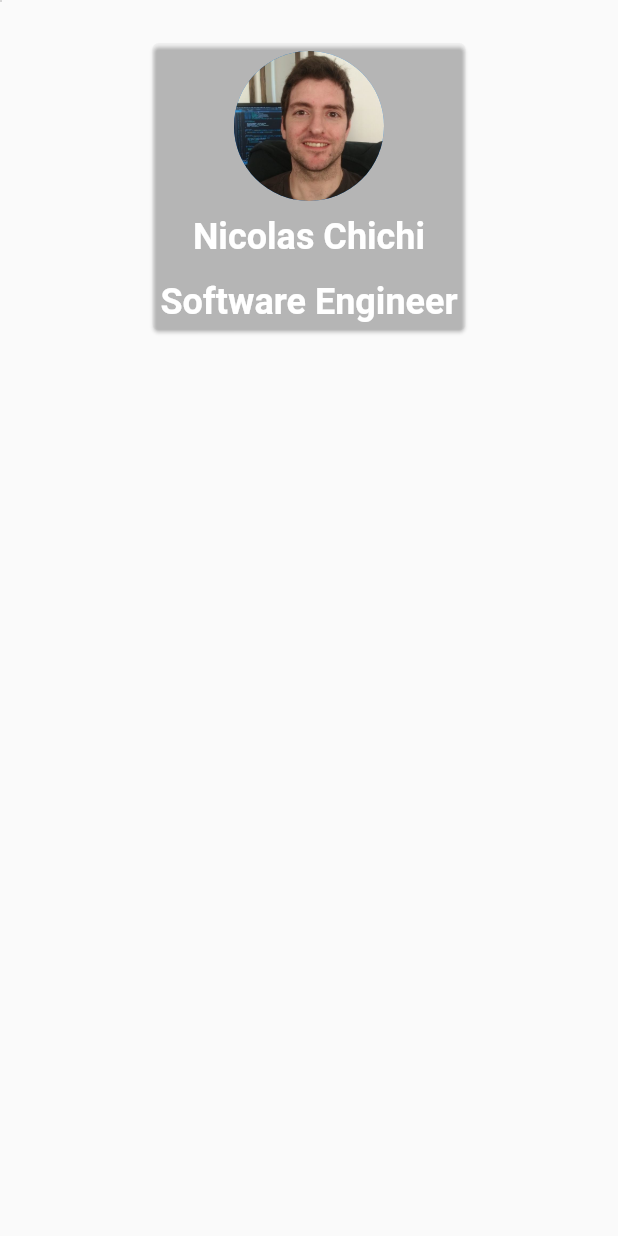
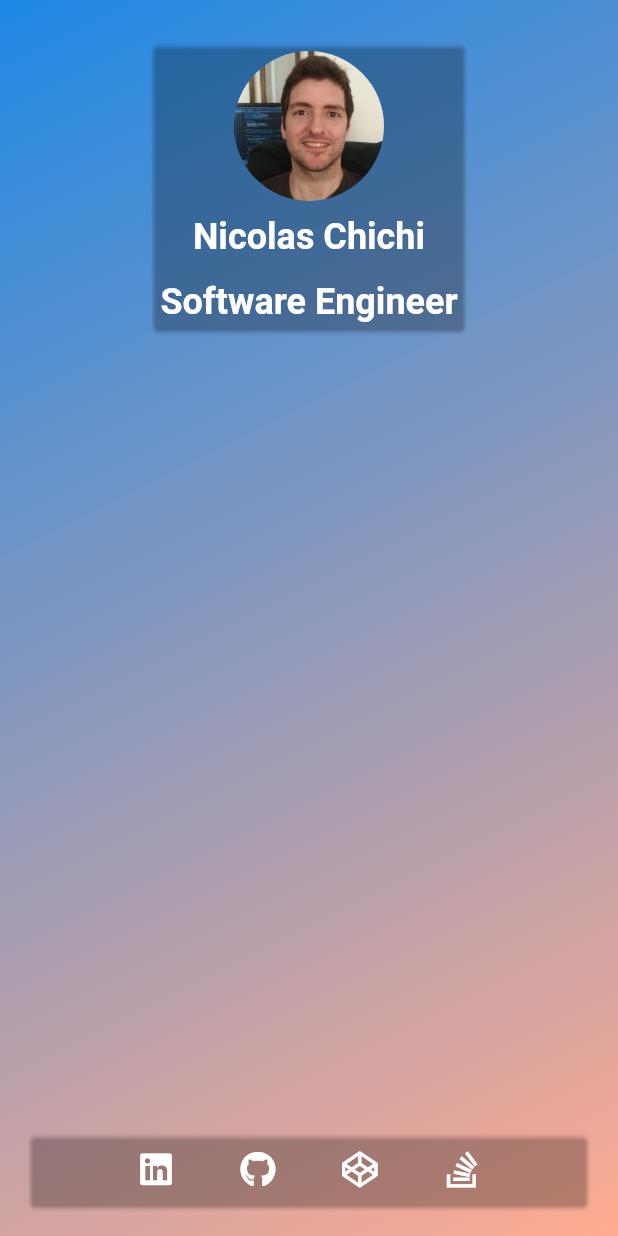
Before and after one commit to nicolake/personal-website, a Flutter app: the screen it shows after launch, on a phone screen of 412 x 824 dp. Run offline on Flutter 3.47's test engine with Material 2 defaults, Android fonts, the light colour scheme and no system bars; our stand-ins replace firebase_core, google_fonts; accounts and stored records are empty; generated files the repository leaves out were written again.

Commit message:
background animation removed. links added.

```diff
--- a/lib/background/background.dart
+++ /dev/null
@@ -1,31 +0,0 @@
-import 'package:simple_animations/simple_animations.dart';
-import 'package:flutter/material.dart';
-
-class Background extends StatelessWidget {
-  const Background({Key? key}) : super(key: key);
-
-  @override
-  Widget build(BuildContext context) {
-    return Container(
-      decoration: BoxDecoration(
-        color: Color(0xff003366),
-        backgroundBlendMode: BlendMode.srcOver,
-      ),
-      child: PlasmaRenderer(
-        type: PlasmaType.infinity,
-        particles: 10,
-        color: Color(0x442d69e6),
-        blur: 0.4,
-        size: 1,
-        speed: 3.38,
-        offset: 0,
-        blendMode: BlendMode.screen,
-        particleType: ParticleType.atlas,
-        variation1: 0.05,
-        variation2: 0.01,
-        variation3: 0.06,
-        rotation: 0,
-      ),
-    );
-  }
-}
--- a/lib/l10n/app_en.arb
+++ b/lib/l10n/app_en.arb
@@ -1,5 +1,9 @@
 {
     "homePageTitle": "Nicolas Chichi - Software Engineer",
     "name": "Nicolas Chichi",
+    "githubTooltip": "Github Profile",
+    "linkedinTooltip": "LinkedIn Profile",
+    "stackoverflowTooltip": "StackOverflow Profile",
+    "codepenTooltip": "CodePen Profile",
     "position": "Software Engineer"
 }
--- a/lib/l10n/app_es.arb
+++ b/lib/l10n/app_es.arb
@@ -1,5 +1,9 @@
 {
     "homePageTitle": "Nicolas Chichi - Ingeniero de Software",
     "name": "Nicolas Chichi",
+    "githubTooltip": "Perfil de Github",
+    "linkedinTooltip": "Perfil de LinkedIn",
+    "stackoverflowTooltip": "Perfil de StackOverflow",
+    "codepenTooltip": "Perfil de CodePen",
     "position": "Ingeniero de Software"
 }
--- a/lib/main.dart
+++ b/lib/main.dart
@@ -2,7 +2,8 @@ import 'package:flutter/material.dart';
 import 'package:firebase_core/firebase_core.dart';
 import 'package:flutter_gen/gen_l10n/app_localizations.dart';
 import 'package:google_fonts/google_fonts.dart';
-import 'package:personal_website/background/background.dart';
+import 'package:personal_website/profile_link_icons_icons.dart';
+import 'package:url_launcher/url_launcher.dart';
 
 void main() {
   WidgetsFlutterBinding.ensureInitialized();
@@ -70,13 +71,30 @@ class MainApp extends StatelessWidget {
 }
 
 class MainSection extends StatelessWidget {
+  final String linkedinUrl =
+      'https://www.linkedin.com/in/nicolas-chichi-18601135/';
+  final String githubUrl = 'https://github.com/nicolake';
+  final String stackoverflowUrl =
+      'https://stackoverflow.com/users/6253192/nico';
+  final String codepenUrl = 'https://codepen.io/nicolake/';
   @override
   Widget build(BuildContext context) {
     var smallSize = MediaQuery.of(context).size.width < 705;
     return Scaffold(
       body: Stack(
         children: [
-          Background(),
+          Container(
+            decoration: BoxDecoration(
+              gradient: LinearGradient(
+                begin: Alignment.topLeft,
+                end: Alignment.bottomRight,
+                colors: [
+                  Colors.blue[600]!,
+                  Colors.deepOrange.shade200,
+                ],
+              ),
+            ),
+          ),
           Center(
             child: Column(
               children: [
@@ -85,6 +103,101 @@ class MainSection extends StatelessWidget {
                   AppLocalizations.of(context)!.name,
                   AppLocalizations.of(context)!.position,
                 ),
+                Expanded(
+                  child: SizedBox(),
+                ),
+                Card(
+                  color: Colors.transparent,
+                  margin: EdgeInsets.all(20),
+                  child: Row(
+                    mainAxisAlignment: MainAxisAlignment.spaceEvenly,
+                    children: [
+                      SizedBox(
+                        width: 20.0,
+                      ),
+                      IconButton(
+                        tooltip: AppLocalizations.of(context)!.linkedinTooltip,
+                        onPressed: () async {
+                          if (await canLaunch(linkedinUrl)) {
+                            await launch(
+                              linkedinUrl,
+                              forceSafariVC: true,
+                              forceWebView: true,
+                              webOnlyWindowName: '_blank',
+                            );
+                          } else {
+                            throw 'Could not launch $linkedinUrl';
+                          }
+                        },
+                        icon: const Icon(
+                          ProfileLinkIcons.linkedin,
+                          color: Colors.white,
+                        ),
+                      ),
+                      IconButton(
+                        tooltip: AppLocalizations.of(context)!.githubTooltip,
+                        onPressed: () async {
+                          if (await canLaunch(githubUrl)) {
+                            await launch(
+                              githubUrl,
+                              forceSafariVC: true,
+                              forceWebView: true,
+                              webOnlyWindowName: '_blank',
+                            );
+                          } else {
+                            throw 'Could not launch $githubUrl';
+                          }
+                        },
+                        icon: const Icon(
+                          ProfileLinkIcons.github,
+                          color: Colors.white,
+                        ),
+                      ),
+                      IconButton(
+                        tooltip: AppLocalizations.of(context)!.codepenTooltip,
+                        onPressed: () async {
+                          if (await canLaunch(codepenUrl)) {
+                            await launch(
+                              codepenUrl,
+                              forceSafariVC: true,
+                              forceWebView: true,
+                              webOnlyWindowName: '_blank',
+                            );
+                          } else {
+                            throw 'Could not launch $codepenUrl';
+                          }
+                        },
+                        icon: const Icon(
+                          ProfileLinkIcons.codepen,
+                          color: Colors.white,
+                        ),
+                      ),
+                      IconButton(
+                        tooltip:
+                            AppLocalizations.of(context)!.stackoverflowTooltip,
+                        onPressed: () async {
+                          if (await canLaunch(stackoverflowUrl)) {
+                            await launch(
+                              stackoverflowUrl,
+                              forceSafariVC: true,
+                              forceWebView: true,
+                              webOnlyWindowName: '_blank',
+                            );
+                          } else {
+                            throw 'Could not launch $stackoverflowUrl';
+                          }
+                        },
+                        icon: const Icon(
+                          ProfileLinkIcons.stackoverflow,
+                          color: Colors.white,
+                        ),
+                      ),
+                      SizedBox(
+                        width: 20.0,
+                      ),
+                    ],
+                  ),
+                )
               ],
             ),
           )
--- /dev/null
+++ b/lib/profile_link_icons_icons.dart
@@ -0,0 +1,36 @@
+/// Flutter icons ProfileLinkIcons
+/// Copyright (C) 2021 by original authors @ fluttericon.com, fontello.com
+/// This font was generated by FlutterIcon.com, which is derived from Fontello.
+///
+/// To use this font, place it in your fonts/ directory and include the
+/// following in your pubspec.yaml
+///
+/// flutter:
+///   fonts:
+///    - family:  ProfileLinkIcons
+///      fonts:
+///       - asset: fonts/ProfileLinkIcons.ttf
+///
+///
+/// * Font Awesome 5, Copyright (C) 2016 by Dave Gandy
+///         Author:    Dave Gandy
+///         License:   SIL (https://github.com/FortAwesome/Font-Awesome/blob/master/LICENSE.txt)
+///         Homepage:  http://fortawesome.github.com/Font-Awesome/
+/// * Font Awesome 4, Copyright (C) 2016 by Dave Gandy
+///         Author:    Dave Gandy
+///         License:   SIL ()
+///         Homepage:  http://fortawesome.github.com/Font-Awesome/
+///
+import 'package:flutter/widgets.dart';
+
+class ProfileLinkIcons {
+  ProfileLinkIcons._();
+
+  static const _kFontFam = 'ProfileLinkIcons';
+  static const String? _kFontPkg = null;
+
+  static const IconData linkedin = IconData(0xf08c, fontFamily: _kFontFam, fontPackage: _kFontPkg);
+  static const IconData github = IconData(0xf09b, fontFamily: _kFontFam, fontPackage: _kFontPkg);
+  static const IconData stackoverflow = IconData(0xf16c, fontFamily: _kFontFam, fontPackage: _kFontPkg);
+  static const IconData codepen = IconData(0xf1cb, fontFamily: _kFontFam, fontPackage: _kFontPkg);
+}
--- a/pubspec.yaml
+++ b/pubspec.yaml
@@ -17,7 +17,7 @@ dependencies:
   firebase_core: ^1.3.0
   google_fonts: ^2.1.0
   intl: ^0.17.0
-  simple_animations: ^3.1.1
+  url_launcher: ^6.0.8
 
 dev_dependencies:
   flutter_test:
@@ -28,3 +28,7 @@ flutter:
   uses-material-design: true
   assets:
     - assets/nico.jpg
+  fonts:
+    - family:  ProfileLinkIcons
+      fonts:
+       - asset: fonts/ProfileLinkIcons.ttf
```
Also changed, not shown: lib/config.json (added, +34 -0 lines), fonts/ProfileLinkIcons.ttf (added), pubspec.lock.
